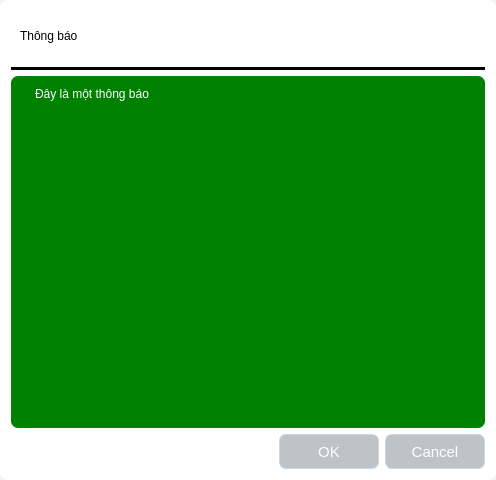
Old version of the form GUI/custom_window.ui in the repository lucid-irl/DTU-Universe.
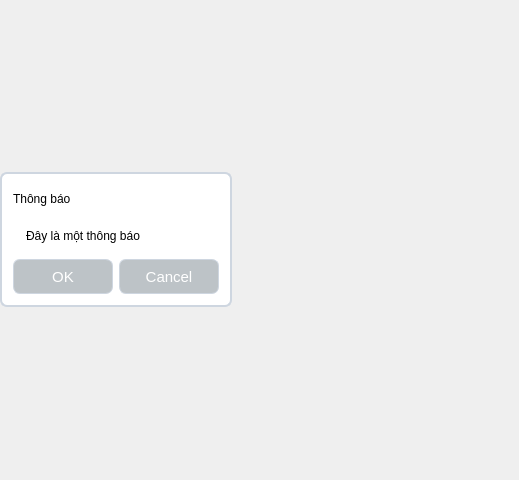
New version of the form. Icons and pictures are not drawn.

Commit message: edit custom window ui

The edit to the form file:
```diff
--- a/GUI/custom_window.ui
+++ b/GUI/custom_window.ui
@@ -6,10 +6,16 @@
    <rect>
     <x>0</x>
     <y>0</y>
-    <width>496</width>
+    <width>519</width>
     <height>480</height>
    </rect>
   </property>
+  <property name="sizePolicy">
+   <sizepolicy hsizetype="Minimum" vsizetype="Minimum">
+    <horstretch>0</horstretch>
+    <verstretch>0</verstretch>
+   </sizepolicy>
+  </property>
   <property name="windowTitle">
    <string>Form</string>
   </property>
@@ -28,11 +34,21 @@
    </property>
    <item>
     <widget class="QFrame" name="frame_main">
+     <property name="sizePolicy">
+      <sizepolicy hsizetype="Maximum" vsizetype="Maximum">
+       <horstretch>0</horstretch>
+       <verstretch>0</verstretch>
+      </sizepolicy>
+     </property>
      <property name="styleSheet">
       <string notr="true">QFrame {
 background-color: #fff;
 border-radius: 7px;
-}</string>
+}
+#frame_main {
+border: 2px solid #ced6e0;
+}
+</string>
      </property>
      <property name="frameShape">
       <enum>QFrame::StyledPanel</enum>
@@ -41,11 +57,14 @@
       <enum>QFrame::Raised</enum>
      </property>
      <layout class="QVBoxLayout" name="verticalLayout_2">
+      <property name="spacing">
+       <number>5</number>
+      </property>
       <property name="leftMargin">
        <number>11</number>
       </property>
       <property name="topMargin">
-       <number>11</number>
+       <number>0</number>
       </property>
       <property name="rightMargin">
        <number>11</number>
@@ -56,7 +75,7 @@
       <item>
        <widget class="QFrame" name="frame_titlebar">
         <property name="sizePolicy">
-         <sizepolicy hsizetype="Preferred" vsizetype="Fixed">
+         <sizepolicy hsizetype="Minimum" vsizetype="Fixed">
           <horstretch>0</horstretch>
           <verstretch>0</verstretch>
          </sizepolicy>
@@ -79,6 +98,18 @@
          <enum>QFrame::Raised</enum>
         </property>
         <layout class="QHBoxLayout" name="horizontalLayout">
+         <property name="spacing">
+          <number>0</number>
+         </property>
+         <property name="leftMargin">
+          <number>0</number>
+         </property>
+         <property name="topMargin">
+          <number>0</number>
+         </property>
+         <property name="bottomMargin">
+          <number>0</number>
+         </property>
          <item>
           <widget class="QLabel" name="label_title">
            <property name="font">
@@ -95,29 +126,16 @@
         </layout>
        </widget>
       </item>
-      <item>
-       <widget class="Line" name="line">
-        <property name="styleSheet">
-         <string notr="true">background-color: rgb(0, 0, 0);</string>
-        </property>
-        <property name="orientation">
-         <enum>Qt::Horizontal</enum>
-        </property>
-       </widget>
-      </item>
       <item>
        <widget class="QFrame" name="frame_content">
         <property name="sizePolicy">
-         <sizepolicy hsizetype="MinimumExpanding" vsizetype="MinimumExpanding">
+         <sizepolicy hsizetype="Maximum" vsizetype="Maximum">
           <horstretch>0</horstretch>
           <verstretch>0</verstretch>
          </sizepolicy>
         </property>
         <property name="styleSheet">
-         <string notr="true">QFrame {
-background-color: green;
-color: white;
-}</string>
+         <string notr="true"/>
         </property>
         <property name="frameShape">
          <enum>QFrame::StyledPanel</enum>
@@ -127,10 +145,10 @@
         </property>
         <layout class="QHBoxLayout" name="horizontalLayout_2">
          <property name="leftMargin">
-          <number>11</number>
+          <number>0</number>
          </property>
          <property name="topMargin">
-          <number>11</number>
+          <number>0</number>
          </property>
          <property name="rightMargin">
           <number>11</number>
@@ -141,7 +159,7 @@
          <item alignment="Qt::AlignTop">
           <widget class="QLabel" name="label_image">
            <property name="sizePolicy">
-            <sizepolicy hsizetype="Fixed" vsizetype="Fixed">
+            <sizepolicy hsizetype="Minimum" vsizetype="Minimum">
              <horstretch>0</horstretch>
              <verstretch>0</verstretch>
             </sizepolicy>
@@ -157,7 +175,7 @@
          <item alignment="Qt::AlignTop">
           <widget class="QLabel" name="label_content">
            <property name="sizePolicy">
-            <sizepolicy hsizetype="Preferred" vsizetype="Preferred">
+            <sizepolicy hsizetype="Minimum" vsizetype="Minimum">
              <horstretch>0</horstretch>
              <verstretch>0</verstretch>
             </sizepolicy>
@@ -171,6 +189,9 @@
            <property name="text">
             <string>Đây là một thông báo</string>
            </property>
+           <property name="wordWrap">
+            <bool>true</bool>
+           </property>
           </widget>
          </item>
         </layout>
@@ -179,7 +200,7 @@
       <item alignment="Qt::AlignRight">
        <widget class="QFrame" name="frame_buttons">
         <property name="sizePolicy">
-         <sizepolicy hsizetype="Expanding" vsizetype="Fixed">
+         <sizepolicy hsizetype="Minimum" vsizetype="Fixed">
           <horstretch>0</horstretch>
           <verstretch>0</verstretch>
          </sizepolicy>
@@ -218,7 +239,7 @@
           <number>0</number>
          </property>
          <property name="topMargin">
-          <number>0</number>
+          <number>11</number>
          </property>
          <property name="rightMargin">
           <number>0</number>
```
Left out of the diff: 2 changed lines with no effect on the pictures.
